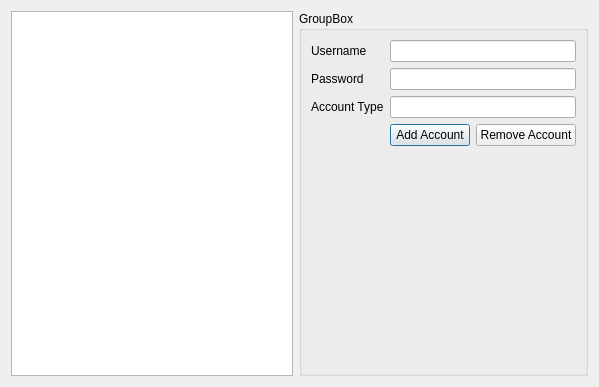
First picture: the form in usersdialog.ui, repository ZeroCoolHacker/PLFDirectory, before the edit.
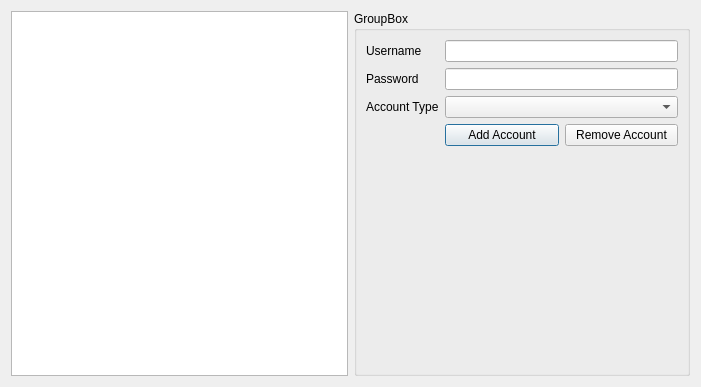
Second picture: the form after the edit.

The edit to the form file:
```diff
--- a/usersdialog.ui
+++ b/usersdialog.ui
@@ -6,7 +6,7 @@
    <rect>
     <x>0</x>
     <y>0</y>
-    <width>599</width>
+    <width>701</width>
     <height>387</height>
    </rect>
   </property>
@@ -56,10 +56,14 @@
            <widget class="QLineEdit" name="username_lineedit"/>
           </item>
           <item>
-           <widget class="QLineEdit" name="password_lineedit"/>
+           <widget class="QLineEdit" name="password_lineedit">
+            <property name="echoMode">
+             <enum>QLineEdit::Password</enum>
+            </property>
+           </widget>
           </item>
           <item>
-           <widget class="QLineEdit" name="accounttype_lineedit"/>
+           <widget class="QComboBox" name="accout_type_combobox"/>
           </item>
          </layout>
         </item>
```
Left out of the diff: 9 changed lines with no effect on the pictures.
